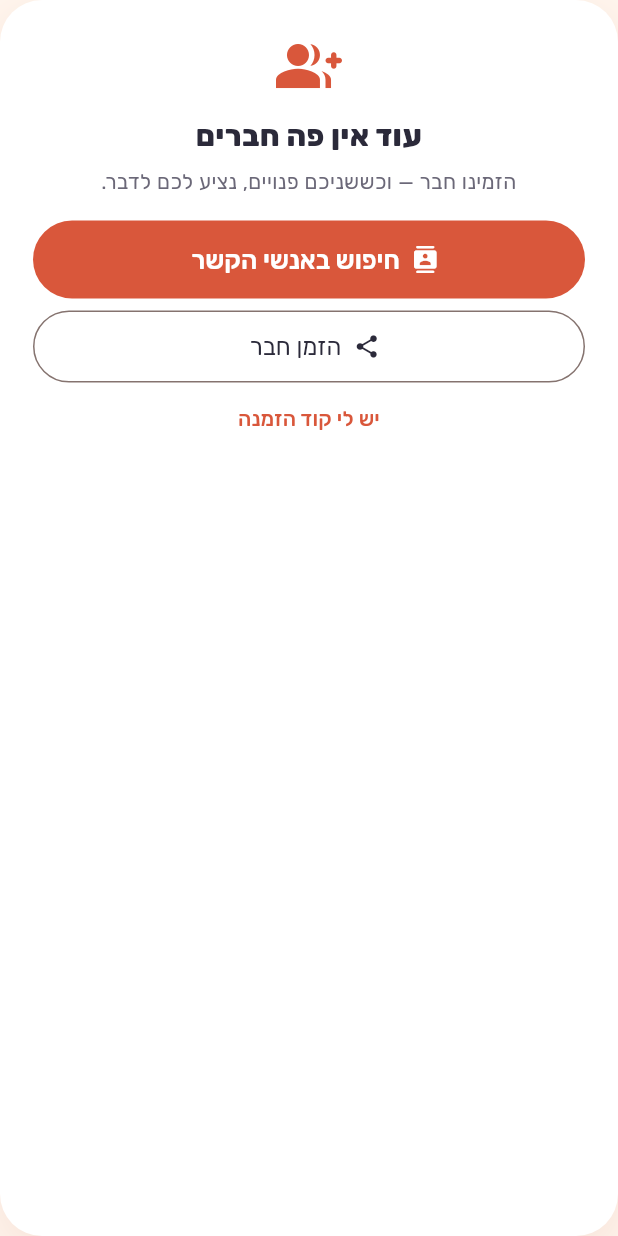
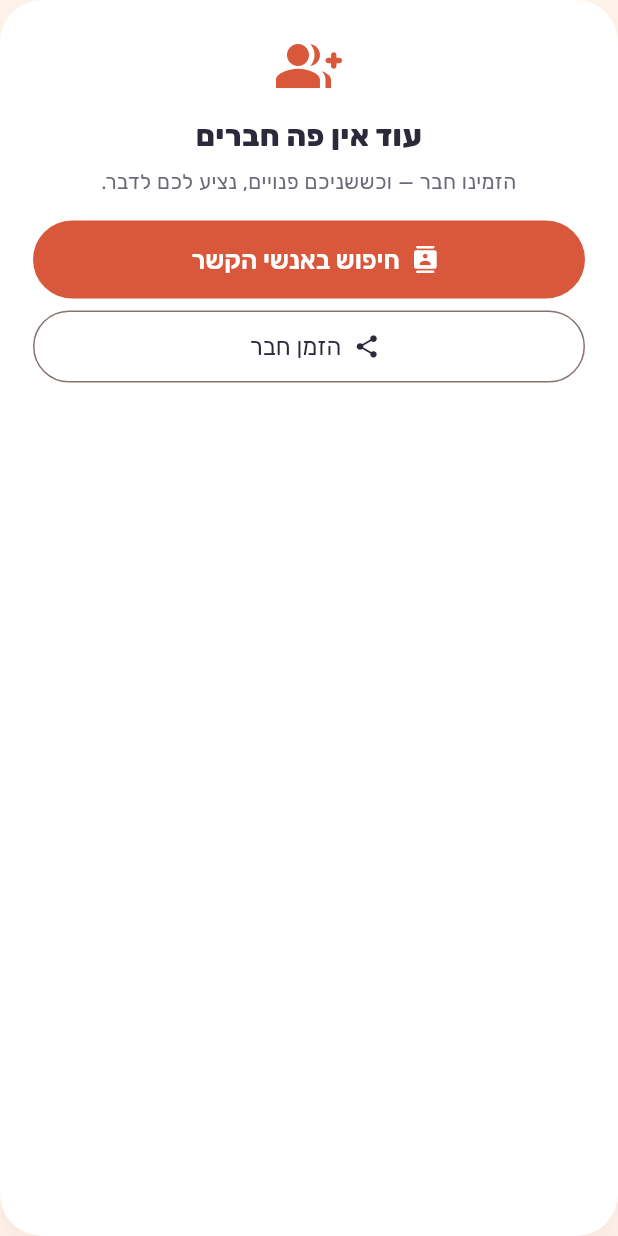
Before and after one commit to fenetnet/Drivetalk, a Flutter app: the _NoFriendsCard widget shown alone on an empty page, opened directly, on a phone screen of 412 x 824 dp. Run offline on Flutter 3.47's test engine with Material 3 defaults, Android fonts, the phone set to English and light mode, and no system bars; our stand-ins replace app_links, flutter_riverpod, flutter_tts, image_picker, package_info_plus, share_plus and 3 more; accounts and stored records are empty.

Commit message:
No invitation codes in the app: friends connect through contacts (D-051)
Co-Authored-By: Claude Opus 5.5 <noreply@anthropic.com>
Claude-Session: https://claude.ai/code/session_019HnZgoGDmsrboiZZSe31zJ

```diff
--- a/lib/features/real/real_home.dart
+++ b/lib/features/real/real_home.dart
@@ -523,10 +523,6 @@ class _NoFriendsCard extends ConsumerWidget {
             icon: const Icon(Icons.share_rounded),
             label: Text(l.realInviteFriend),
           ),
-          TextButton(
-            onPressed: () => openInviteCodeSheet(context, ref),
-            child: Text(l.realHaveCode),
-          ),
         ],
       ),
     );
```
Also changed, not shown: lib/features/real/real_people.dart (+1 -15 lines), 2 other files.
